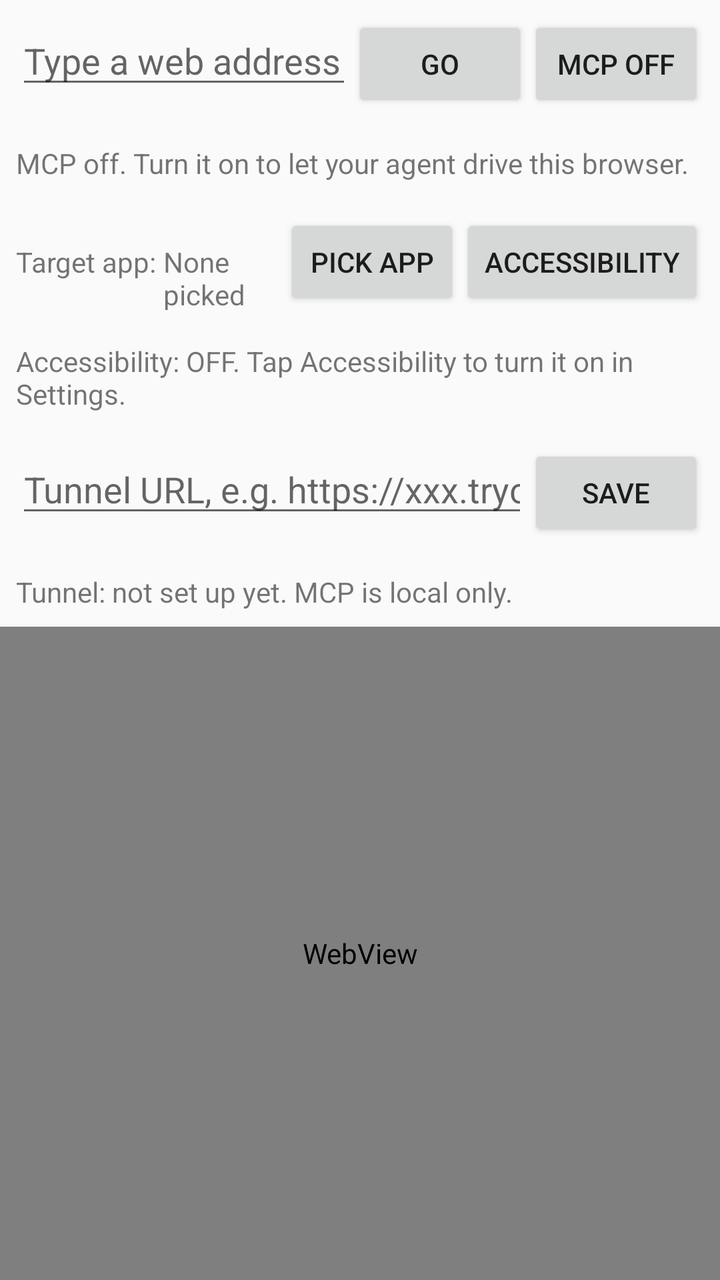
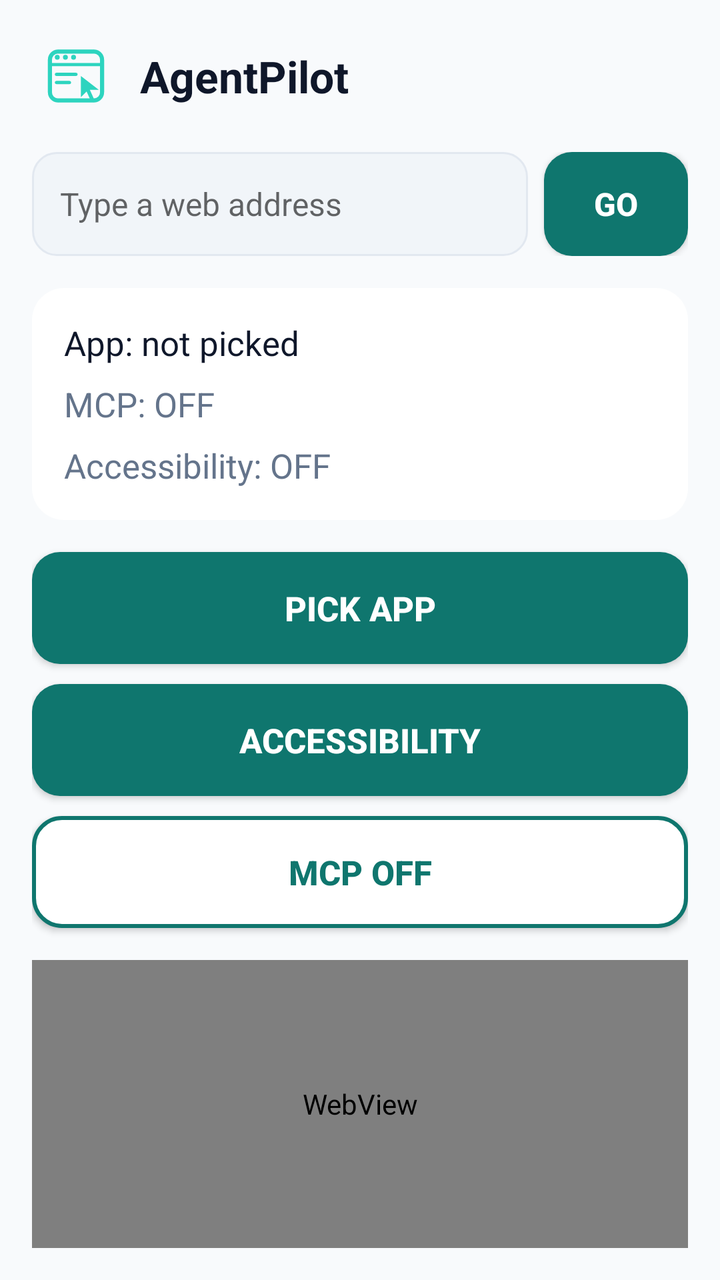

Compare the two renders of this Android layout. The source of the first and the diff that turns it into the second are given below.
<!-- AndroidManifest.xml: application theme android:Theme.Material.Light.NoActionBar -->
<!-- res/layout/activity_main.xml -->
<?xml version="1.0" encoding="utf-8"?>
<LinearLayout xmlns:android="http://schemas.android.com/apk/res/android"
    android:layout_width="match_parent"
    android:layout_height="match_parent"
    android:orientation="vertical">

    <LinearLayout
        android:layout_width="match_parent"
        android:layout_height="wrap_content"
        android:orientation="horizontal"
        android:padding="8dp">

        <EditText
            android:id="@+id/urlBar"
            android:layout_width="0dp"
            android:layout_height="wrap_content"
            android:layout_weight="1"
            android:hint="Type a web address"
            android:inputType="textUri" />

        <Button
            android:id="@+id/goButton"
            android:layout_width="wrap_content"
            android:layout_height="wrap_content"
            android:text="Go" />

        <Button
            android:id="@+id/mcpButton"
            android:layout_width="wrap_content"
            android:layout_height="wrap_content"
            android:text="MCP off" />
    </LinearLayout>

    <TextView
        android:id="@+id/statusBar"
        android:layout_width="match_parent"
        android:layout_height="wrap_content"
        android:padding="8dp"
        android:text="MCP off. Turn it on to let your agent drive this browser." />

    <LinearLayout
        android:layout_width="match_parent"
        android:layout_height="wrap_content"
        android:orientation="horizontal"
        android:padding="8dp">

        <TextView
            android:layout_width="wrap_content"
            android:layout_height="wrap_content"
            android:text="Target app: " />

        <TextView
            android:id="@+id/targetAppLabel"
            android:layout_width="0dp"
            android:layout_height="wrap_content"
            android:layout_weight="1"
            android:text="None picked" />

        <Button
            android:id="@+id/pickTargetButton"
            android:layout_width="wrap_content"
            android:layout_height="wrap_content"
            android:text="Pick app" />

        <Button
            android:id="@+id/a11yButton"
            android:layout_width="wrap_content"
            android:layout_height="wrap_content"
            android:text="Accessibility" />
    </LinearLayout>

    <TextView
        android:id="@+id/a11yStatus"
        android:layout_width="match_parent"
        android:layout_height="wrap_content"
        android:padding="8dp"
        android:text="Accessibility: OFF. Tap Accessibility to turn it on in Settings." />

    <LinearLayout
        android:layout_width="match_parent"
        android:layout_height="wrap_content"
        android:orientation="horizontal"
        android:padding="8dp">

        <EditText
            android:id="@+id/tunnelUrlBar"
            android:layout_width="0dp"
            android:layout_height="wrap_content"
            android:layout_weight="1"
            android:hint="Tunnel URL, e.g. https://xxx.trycloudflare.com"
            android:inputType="textUri" />

        <Button
            android:id="@+id/tunnelSaveButton"
            android:layout_width="wrap_content"
            android:layout_height="wrap_content"
            android:text="Save" />
    </LinearLayout>

    <TextView
        android:id="@+id/tunnelStatus"
        android:layout_width="match_parent"
        android:layout_height="wrap_content"
        android:padding="8dp"
        android:text="Tunnel: not set up yet. MCP is local only." />

    <WebView
        android:id="@+id/webView"
        android:layout_width="match_parent"
        android:layout_height="0dp"
        android:layout_weight="1" />
</LinearLayout>
<!-- resources referenced by this layout -->
<resources>

</resources>

<!-- the commit's change to res/layout/activity_main.xml (unified diff, before → after) -->
@@ -2,111 +2,147 @@
 <LinearLayout xmlns:android="http://schemas.android.com/apk/res/android"
     android:layout_width="match_parent"
     android:layout_height="match_parent"
-    android:orientation="vertical">
+    android:background="@color/background"
+    android:orientation="vertical"
+    android:padding="16dp">
 
     <LinearLayout
         android:layout_width="match_parent"
         android:layout_height="wrap_content"
-        android:orientation="horizontal"
-        android:padding="8dp">
+        android:gravity="center_vertical"
+        android:orientation="horizontal">
+
+        <ImageView
+            android:layout_width="44dp"
+            android:layout_height="44dp"
+            android:contentDescription="AgentPilot logo"
+            android:src="@drawable/ic_launcher_foreground" />
+
+        <TextView
+            android:layout_width="wrap_content"
+            android:layout_height="wrap_content"
+            android:layout_marginStart="10dp"
+            android:text="AgentPilot"
+            android:textColor="@color/text"
+            android:textSize="22sp"
+            android:textStyle="bold" />
+    </LinearLayout>
+
+    <LinearLayout
+        android:layout_width="match_parent"
+        android:layout_height="wrap_content"
+        android:layout_marginTop="16dp"
+        android:orientation="horizontal">
 
         <EditText
             android:id="@+id/urlBar"
             android:layout_width="0dp"
-            android:layout_height="wrap_content"
+            android:layout_height="52dp"
             android:layout_weight="1"
+            android:background="@drawable/rounded_field"
             android:hint="Type a web address"
-            android:inputType="textUri" />
+            android:inputType="textUri"
+            android:paddingEnd="14dp"
+            android:paddingStart="14dp"
+            android:textColor="@color/text"
+            android:textSize="16sp" />
 
         <Button
             android:id="@+id/goButton"
-            android:layout_width="wrap_content"
-            android:layout_height="wrap_content"
-            android:text="Go" />
-
-        <Button
-            android:id="@+id/mcpButton"
-            android:layout_width="wrap_content"
-            android:layout_height="wrap_content"
-            android:text="MCP off" />
+            android:layout_width="72dp"
+            android:layout_height="52dp"
+            android:layout_marginStart="8dp"
+            android:background="@drawable/rounded_button"
+            android:text="GO"
+            android:textColor="@color/white"
+            android:textSize="16sp"
+            android:textStyle="bold" />
     </LinearLayout>
-
-    <TextView
-        android:id="@+id/statusBar"
-        android:layout_width="match_parent"
-        android:layout_height="wrap_content"
-        android:padding="8dp"
-        android:text="MCP off. Turn it on to let your agent drive this browser." />
 
     <LinearLayout
         android:layout_width="match_parent"
         android:layout_height="wrap_content"
-        android:orientation="horizontal"
-        android:padding="8dp">
+        android:layout_marginTop="16dp"
+        android:background="@drawable/rounded_card"
+        android:orientation="vertical"
+        android:padding="16dp">
 
         <TextView
-            android:layout_width="wrap_content"
+            android:id="@+id/appStatus"
+            android:layout_width="match_parent"
             android:layout_height="wrap_content"
-            android:text="Target app: " />
+            android:text="App: not picked"
+            android:textColor="@color/text"
+            android:textSize="17sp" />
 
         <TextView
-            android:id="@+id/targetAppLabel"
-            android:layout_width="0dp"
+            android:id="@+id/mcpStatus"
+            android:layout_width="match_parent"
             android:layout_height="wrap_content"
-            android:layout_weight="1"
-            android:text="None picked" />
+            android:layout_marginTop="8dp"
+            android:text="MCP: OFF"
+            android:textColor="@color/secondary"
+            android:textSize="17sp" />
 
-        <Button
-            android:id="@+id/pickTargetButton"
-            android:layout_width="wrap_content"
+        <TextView
+            android:id="@+id/a11yStatus"
+            android:layout_width="match_parent"
             android:layout_height="wrap_content"
-            android:text="Pick app" />
-
-        <Button
-            android:id="@+id/a11yButton"
-            android:layout_width="wrap_content"
-            android:layout_height="wrap_content"
-            android:text="Accessibility" />
+            android:layout_marginTop="8dp"
+            android:text="Accessibility: OFF"
+            android:textColor="@color/secondary"
+            android:textSize="17sp" />
     </LinearLayout>
 
-    <TextView
-        android:id="@+id/a11yStatus"
+    <Button
+        android:id="@+id/updateButton"
         android:layout_width="match_parent"
-        android:layout_height="wrap_content"
-        android:padding="8dp"
-        android:text="Accessibility: OFF. Tap Accessibility to turn it on in Settings." />
+        android:layout_height="56dp"
+        android:layout_marginTop="16dp"
+        android:background="@drawable/rounded_button"
+        android:text="Update"
+        android:textColor="@color/white"
+        android:textSize="17sp"
+        android:textStyle="bold"
+        android:visibility="gone" />
 
-    <LinearLayout
+    <Button
+        android:id="@+id/pickTargetButton"
         android:layout_width="match_parent"
-        android:layout_height="wrap_content"
-        android:orientation="horizontal"
-        android:padding="8dp">
+        android:layout_height="56dp"
+        android:layout_marginTop="16dp"
+        android:background="@drawable/rounded_button"
+        android:text="Pick app"
+        android:textColor="@color/white"
+        android:textSize="17sp"
+        android:textStyle="bold" />
 
-        <EditText
-            android:id="@+id/tunnelUrlBar"
-            android:layout_width="0dp"
-            android:layout_height="wrap_content"
-            android:layout_weight="1"
-            android:hint="Tunnel URL, e.g. https://xxx.trycloudflare.com"
-            android:inputType="textUri" />
+    <Button
+        android:id="@+id/a11yButton"
+        android:layout_width="match_parent"
+        android:layout_height="56dp"
+        android:layout_marginTop="10dp"
+        android:background="@drawable/rounded_button"
+        android:text="Accessibility"
+        android:textColor="@color/white"
+        android:textSize="17sp"
+        android:textStyle="bold" />
 
-        <Button
-            android:id="@+id/tunnelSaveButton"
-            android:layout_width="wrap_content"
-            android:layout_height="wrap_content"
-            android:text="Save" />
-    </LinearLayout>
-
-    <TextView
-        android:id="@+id/tunnelStatus"
+    <Button
+        android:id="@+id/mcpButton"
         android:layout_width="match_parent"
-        android:layout_height="wrap_content"
-        android:padding="8dp"
-        android:text="Tunnel: not set up yet. MCP is local only." />
+        android:layout_height="56dp"
+        android:layout_marginTop="10dp"
+        android:background="@drawable/rounded_button_outline"
+        android:text="MCP off"
+        android:textColor="@color/accent"
+        android:textSize="17sp"
+        android:textStyle="bold" />
 
     <WebView
         android:id="@+id/webView"
         android:layout_width="match_parent"
         android:layout_height="0dp"
+        android:layout_marginTop="16dp"
         android:layout_weight="1" />
 </LinearLayout>
<!-- resource entries referenced after the edit -->
@@ -1,5 +1,84 @@
 <!-- resources referenced by this layout -->
 <resources>
-
+  <color name="accent">#0F766E</color>
+  <color name="background">#F8FAFC</color>
+  <color name="secondary">#64748B</color>
+  <color name="text">#0F172A</color>
+  <color name="white">#FFFFFF</color>
+  <!-- drawable ic_launcher_foreground (drawable) -->
+  <?xml version="1.0" encoding="utf-8"?>
+  <vector xmlns:android="http://schemas.android.com/apk/res/android"
+      android:width="108dp"
+      android:height="108dp"
+      android:viewportWidth="108"
+      android:viewportHeight="108">
+      <path
+          android:fillColor="#00000000"
+          android:pathData="M32,24 H76 A10,10 0 0,1 86,34 V74 A10,10 0 0,1 76,84 H32 A10,10 0 0,1 22,74 V34 A10,10 0 0,1 32,24 Z"
+          android:strokeColor="#2DD4BF"
+          android:strokeLineJoin="round"
+          android:strokeWidth="5" />
+      <path
+          android:fillColor="#00000000"
+          android:pathData="M22,40 H86"
+          android:strokeColor="#2DD4BF"
+          android:strokeLineCap="round"
+          android:strokeWidth="4" />
+      <path
+          android:fillColor="#2DD4BF"
+          android:pathData="M28,31 a3,3 0 1,0 6,0 a3,3 0 1,0 -6,0 Z" />
+      <path
+          android:fillColor="#2DD4BF"
+          android:pathData="M38,31 a3,3 0 1,0 6,0 a3,3 0 1,0 -6,0 Z" />
+      <path
+          android:fillColor="#2DD4BF"
+          android:pathData="M48,31 a3,3 0 1,0 6,0 a3,3 0 1,0 -6,0 Z" />
+      <path
+          android:fillColor="#00000000"
+          android:pathData="M30,52 H54 M30,62 H46"
+          android:strokeColor="#2DD4BF"
+          android:strokeLineCap="round"
+          android:strokeWidth="4" />
+      <path
+          android:fillColor="#2DD4BF"
+          android:pathData="M60,54 L60,80 L67,73 L72,84 L76,82 L71,71 L82,71 Z" />
+  </vector>
+  <!-- drawable rounded_button (drawable) -->
+  <?xml version="1.0" encoding="utf-8"?>
+  <shape xmlns:android="http://schemas.android.com/apk/res/android"
+      android:shape="rectangle">
+      <solid android:color="@color/accent" />
+      <corners android:radius="14dp" />
+  </shape>
+  <!-- drawable rounded_button_outline (drawable) -->
+  <?xml version="1.0" encoding="utf-8"?>
+  <shape xmlns:android="http://schemas.android.com/apk/res/android"
+      android:shape="rectangle">
+      <solid android:color="@color/white" />
+      <stroke
+          android:width="2dp"
+          android:color="@color/accent" />
+      <corners android:radius="14dp" />
+  </shape>
+  <!-- drawable rounded_card (drawable) -->
+  <?xml version="1.0" encoding="utf-8"?>
+  <shape xmlns:android="http://schemas.android.com/apk/res/android"
+      android:shape="rectangle">
+      <solid android:color="@color/card" />
+      <corners android:radius="16dp" />
+  </shape>
+  <!-- drawable rounded_field (drawable) -->
+  <?xml version="1.0" encoding="utf-8"?>
+  <shape xmlns:android="http://schemas.android.com/apk/res/android"
+      android:shape="rectangle">
+      <solid android:color="@color/field" />
+      <stroke
+          android:width="1dp"
+          android:color="@color/field_border" />
+      <corners android:radius="12dp" />
+  </shape>
+  <color name="card">#FFFFFF</color>
+  <color name="field">#F1F5F9</color>
+  <color name="field_border">#E2E8F0</color>
 </resources>
 
